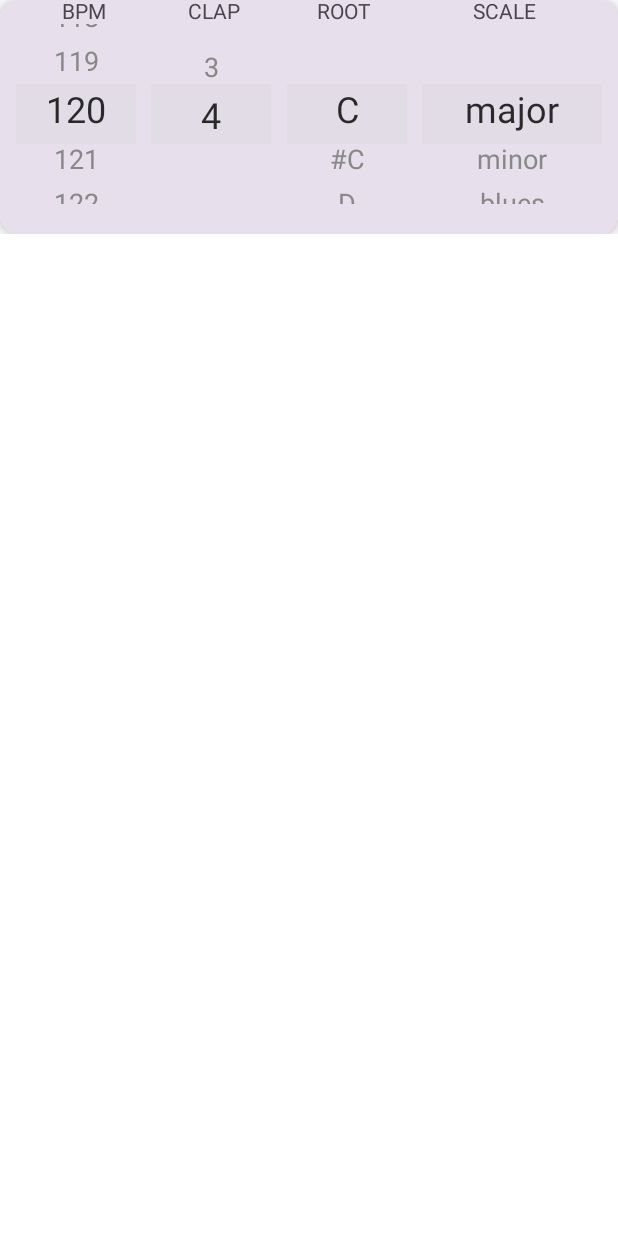
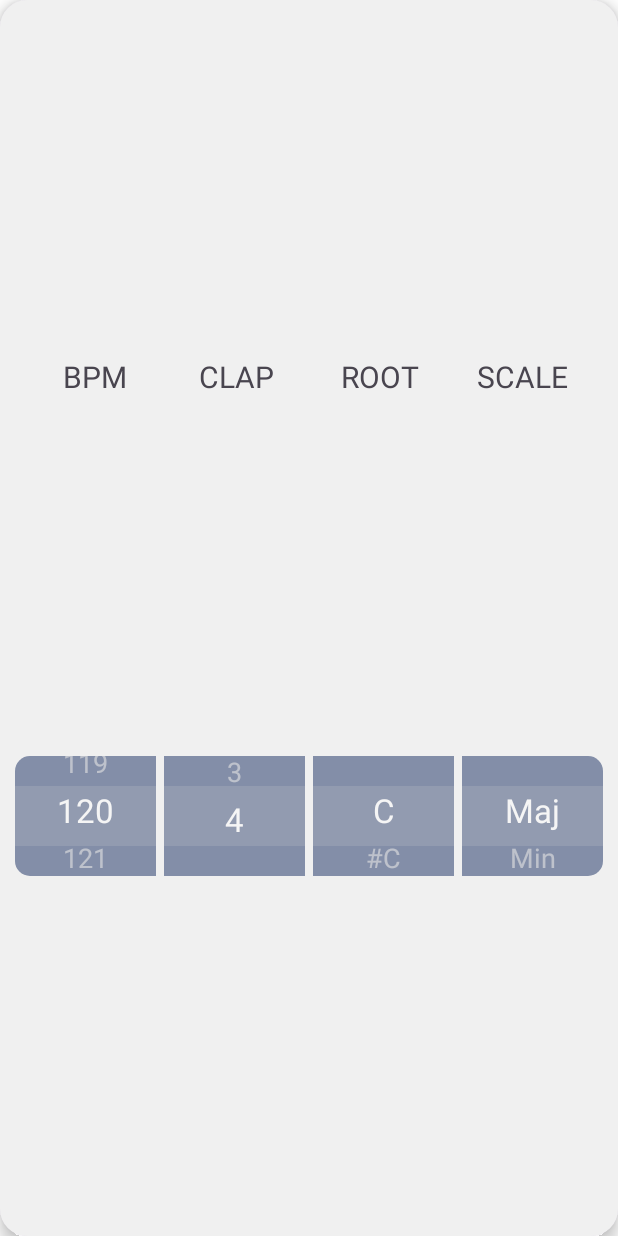
Before and after one commit to zongzixifi/AndroidSynth, an Android app built with Jetpack Compose: the @Preview function BasicMusicInfoSetPrev, on a phone screen of 412 x 824 dp. Run offline under Robolectric (Android 15) with nearby library versions, the phone set to English and light mode, and no system bars; network calls fail; 2 statements that could not run were skipped.

Commit message:
V4.7 UI优化1

```diff
--- a/app/src/main/java/com/example/project2/FrontPage/FrontScreen.kt
+++ b/app/src/main/java/com/example/project2/FrontPage/FrontScreen.kt
@@ -75,7 +75,7 @@ fun FrontScreen(modifier: Modifier = Modifier, onClickJumpToAssistant: () -> Uni
     val pagerState = rememberPagerState(initialPage = 1, pageCount = { 3 })
 
     Box(modifier = modifier.fillMaxSize()) {
-        Image(painter = painterResource(id = R.drawable.test), contentDescription = null, modifier = Modifier.fillMaxSize(),contentScale = ContentScale.Fit,
+        Image(painter = painterResource(id = R.drawable.test), contentDescription = null, modifier = Modifier.fillMaxSize(),contentScale = ContentScale.FillHeight,
             colorFilter = ColorFilter.tint(
                 color = Color.Black.copy(alpha = 0.3f),
                 blendMode = BlendMode.Multiply
@@ -101,7 +101,7 @@ fun FrontScreen(modifier: Modifier = Modifier, onClickJumpToAssistant: () -> Uni
                 pagerState = pagerState,
                 onItemClick = { _, _ -> }
             )
-            Spacer(modifier = Modifier.weight(1f))
+            Spacer(modifier = Modifier.weight(2f))
             Button(
                 onClick = {
                     val currentPage = pagerState.currentPage
@@ -127,6 +127,7 @@ fun FrontScreen(modifier: Modifier = Modifier, onClickJumpToAssistant: () -> Uni
                 )
                 )
             }
+            Spacer(modifier = Modifier.weight(1f))
         }
     }
 }
--- a/app/src/main/java/com/example/project2/SynthPage/MusicInfoItem.kt
+++ b/app/src/main/java/com/example/project2/SynthPage/MusicInfoItem.kt
@@ -7,6 +7,7 @@ import androidx.compose.foundation.layout.Box
 import androidx.compose.foundation.layout.Column
 import androidx.compose.foundation.layout.PaddingValues
 import androidx.compose.foundation.layout.Row
+import androidx.compose.foundation.layout.fillMaxHeight
 import androidx.compose.foundation.layout.fillMaxWidth
 import androidx.compose.foundation.layout.height
 import androidx.compose.foundation.layout.padding
@@ -14,6 +15,7 @@ import androidx.compose.foundation.layout.width
 import androidx.compose.foundation.lazy.LazyColumn
 import androidx.compose.foundation.lazy.itemsIndexed
 import androidx.compose.foundation.lazy.rememberLazyListState
+import androidx.compose.foundation.shape.RoundedCornerShape
 import androidx.compose.material3.Button
 import androidx.compose.material3.Card
 import androidx.compose.material3.CardDefaults
@@ -31,6 +33,7 @@ import androidx.compose.runtime.rememberCoroutineScope
 import androidx.compose.runtime.setValue
 import androidx.compose.ui.Alignment
 import androidx.compose.ui.Modifier
+import androidx.compose.ui.draw.clip
 import androidx.compose.ui.graphics.Color
 import androidx.compose.ui.tooling.preview.Preview
 import androidx.compose.ui.unit.dp
@@ -38,6 +41,7 @@ import androidx.compose.ui.unit.sp
 import androidx.lifecycle.viewmodel.compose.viewModel
 import com.example.project2.FluidSynthManager
 import kotlinx.coroutines.launch
+import kotlin.math.round
 
 
 @Composable
@@ -50,6 +54,7 @@ fun BasicMusicInfoSet(modifier: Modifier = Modifier, viewModel: MusicViewModel =
 
     Card(
         modifier = modifier,
+        shape = RoundedCornerShape(18.dp),
         colors = CardDefaults.cardColors(
             containerColor = MaterialTheme.colorScheme.surfaceVariant,
         ),
@@ -59,8 +64,12 @@ fun BasicMusicInfoSet(modifier: Modifier = Modifier, viewModel: MusicViewModel =
     ) {
         Column(
             modifier = Modifier
-                .fillMaxWidth(),
+                .fillMaxWidth()
+                .background(Color(0xFFF0F0F0))
+                .fillMaxHeight()
+            ,
             horizontalAlignment = Alignment.CenterHorizontally,
+            verticalArrangement = Arrangement.SpaceEvenly
         ) {
 //            Row(
 //                modifier = Modifier,
@@ -98,41 +107,45 @@ fun BasicMusicInfoSet(modifier: Modifier = Modifier, viewModel: MusicViewModel =
                 // 每个标签容器宽度与下方PickerWheel对应
                 Box(
                     modifier = Modifier
-                        .width(80.dp) // 对应前三个PickerWheel的宽度
+                        .weight(1f) // 对应前三个PickerWheel的宽度
                         .padding(horizontal = 4.dp),
                     contentAlignment = Alignment.Center
                 ) {
-                    Text("BPM")
+                    Text("BPM", fontSize = 20.sp)
                 }
                 Box(
                     modifier = Modifier
-                        .width(80.dp)
+                        .weight(1f)
                         .padding(horizontal = 4.dp),
                     contentAlignment = Alignment.Center
                 ) {
-                    Text("CLAP")
+                    Text("CLAP" , fontSize = 20.sp)
                 }
                 Box(
                     modifier = Modifier
-                        .width(80.dp)
+                        .weight(1f)
                         .padding(horizontal = 4.dp),
                     contentAlignment = Alignment.Center
                 ) {
-                    Text("ROOT")
+                    Text("ROOT", fontSize = 20.sp)
                 }
                 Box(
                     modifier = Modifier
-                        .width(120.dp) // 对应最后一个PickerWheel的宽度
+                        .weight(1f) // 对应最后一个PickerWheel的宽度
                         .padding(horizontal = 4.dp),
                     contentAlignment = Alignment.Center
                 ) {
-                    Text("SCALE")
+                    Text("SCALE", fontSize = 20.sp)
                 }
             }
 
             Row(
-                modifier = Modifier.fillMaxWidth().padding(bottom = 20.dp),
-                horizontalArrangement = Arrangement.SpaceEvenly
+                modifier = Modifier
+                    .fillMaxWidth()
+                    .padding(start = 10.dp, end = 10.dp)
+                    .clip(shape = RoundedCornerShape(10.dp))
+                ,
+                horizontalArrangement = Arrangement.spacedBy(5.dp)
             ) {
                 PickerWheel(
                     items = (40..240).toList().map { it.toString() },
@@ -140,7 +153,7 @@ fun BasicMusicInfoSet(modifier: Modifier = Modifier, viewModel: MusicViewModel =
                     onItemSelected = {
                         viewModel.updateBPM(it + 40)
                     },
-                    modifier = Modifier.width(80.dp)
+                    modifier = Modifier.weight(1f)
                 )
                 PickerWheel(
                     items = (3..4).toList().map { it.toString() },
@@ -148,7 +161,7 @@ fun BasicMusicInfoSet(modifier: Modifier = Modifier, viewModel: MusicViewModel =
                     onItemSelected = {
                         viewModel.updateClap(it + 3)
                     },
-                    modifier = Modifier.width(80.dp)
+                    modifier = Modifier.weight(1f)
                 )
                 val rootItems = listOf("C", "#C", "D", "#D", "E", "F", "#F", "G", "#G", "A", "#A", "B")
                 PickerWheel(
@@ -157,16 +170,34 @@ fun BasicMusicInfoSet(modifier: Modifier = Modifier, viewModel: MusicViewModel =
                     onItemSelected = {
                         viewModel.updateRoot(rootItems[it])
                     },
-                    modifier = Modifier.width(80.dp)
+                    modifier = Modifier.weight(1f)
                 )
-                val scaleItems = listOf("major", "minor", "blues", "dorian", "major_pentatonic", "minor_pentatonic", "harmonic_minor", "melodic_minor", "phrygian", "lydian", "mixolydian", "locrian")
+                val scaleMap = linkedMapOf(
+                    "major" to "Maj",
+                    "minor" to "Min",
+                    "blues" to "Blues",
+                    "dorian" to "Dorian",
+                    "major_pentatonic" to "MajPen",
+                    "minor_pentatonic" to "MinPen",
+                    "harmonic_minor" to "HarMin",
+                    "melodic_minor" to "MelMin",
+                    "phrygian" to "Phryg",
+                    "lydian" to "Lydian",
+                    "mixolydian" to "Mixolyd",
+                    "locrian" to "Locrian"
+                )
+
+                val scaleItems = scaleMap.keys.toList()
+                val scaleDisplayNames = scaleMap.values.toList()
+
                 PickerWheel(
-                    items = scaleItems,
+                    items = scaleDisplayNames,
                     selectedIndex = scaleItems.indexOf(musicInfo.scale),
-                    onItemSelected = {
-                        viewModel.updateScale(scaleItems[it])
+                    onItemSelected = { selectedDisplayIndex ->
+                        val originalCode = scaleItems[selectedDisplayIndex]
+                        viewModel.updateScale(originalCode)
                     },
-                    modifier = Modifier.width(120.dp)
+                    modifier = Modifier.weight(1f)
                 )
             }
         }
@@ -189,20 +220,21 @@ fun PickerWheel(
         listState.scrollToItem(selectedIndex)
     }
 
-    Box(modifier = modifier.height(120.dp)) {
+    Box(modifier = modifier.height(80.dp).background(Color(0xFF838EA8))) {
         LazyColumn(
             state = listState,
             modifier = Modifier
                 .fillMaxWidth()
-                .align(Alignment.Center),
-            contentPadding = PaddingValues(vertical = 40.dp), // 上下空出
+                .align(Alignment.Center)
+            ,
+            contentPadding = PaddingValues(vertical = 20.dp), // 上下空出
             horizontalAlignment = Alignment.CenterHorizontally
         ) {
             itemsIndexed(items) { index, item ->
                 Text(
                     text = item,
-                    fontSize = if (index == selectedIndex) 24.sp else 18.sp,
-                    color = if (index == selectedIndex) Color.Black else Color.Gray,
+                    fontSize = if (index == selectedIndex) 22.sp else 18.sp,
+                    color = if (index == selectedIndex) Color.White else Color(0xA0E0E0E0),
                     modifier = Modifier
                         .padding(4.dp)
                         .clickable {
--- a/app/src/main/java/com/example/project2/SynthPage/SynthItems.kt
+++ b/app/src/main/java/com/example/project2/SynthPage/SynthItems.kt
@@ -117,7 +117,7 @@ fun Keyboards(modifier: Modifier = Modifier, viewModel: MusicViewModel = viewMod
             Slider(
                 modifier = Modifier.height(5.dp).weight(1f),
                 value = keyInterval.toFloat(),
-                valueRange = 1f..24f,
+                valueRange = 5f..12f,
 //                steps = 24,
                 onValueChange = { keyInterval = it.toInt()},
                 thumb = {
```
Also changed, not shown: app/src/main/java/com/example/project2/SynthPage/SynthScreen.kt (+19 -11 lines), app/src/main/java/com/example/project2/ui/theme/Theme.kt (+34 -1 lines), app/src/main/res/font/d_din_pro_400_regular.otf (added), app/src/main/res/font/d_din_pro_500_medium.otf (added), app/src/main/res/font/d_din_pro_600_semibold.otf (added), app/src/main/res/font/d_din_pro_700_bold.otf (added), app/src/main/res/font/d_din_pro_800_extrabold.otf (added), app/src/main/res/font/d_din_pro_900_heavy.otf (added).
